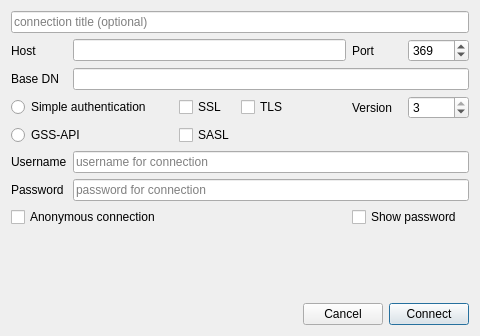
Above: editor/connectiondialog.ui from Shcherbich/QLdapEditor before the change. Below: the same form after it.
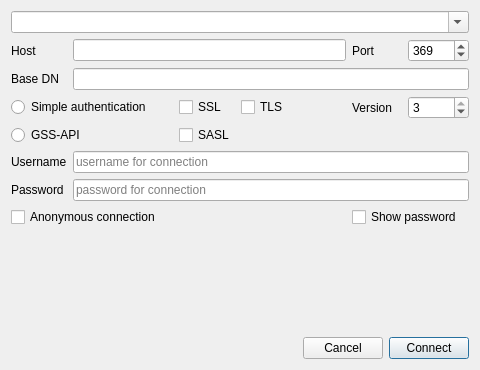
That is the form after the change.

Commit message: Add support of selecting connection from different settings #50

```diff
--- a/editor/connectiondialog.ui
+++ b/editor/connectiondialog.ui
@@ -10,7 +10,7 @@
     <x>0</x>
     <y>0</y>
     <width>480</width>
-    <height>336</height>
+    <height>370</height>
    </rect>
   </property>
   <property name="windowTitle">
@@ -20,15 +20,12 @@
    <item>
     <layout class="QGridLayout" name="gridLayout_2">
      <item row="0" column="1">
-      <widget class="QLineEdit" name="connectionNameEdit">
-       <property name="sizePolicy">
-        <sizepolicy hsizetype="MinimumExpanding" vsizetype="Fixed">
-         <horstretch>0</horstretch>
-         <verstretch>0</verstretch>
-        </sizepolicy>
+      <widget class="QComboBox" name="connectionsCombo">
+       <property name="enabled">
+        <bool>true</bool>
        </property>
-       <property name="placeholderText">
-        <string>connection title (optional)</string>
+       <property name="editable">
+        <bool>true</bool>
        </property>
       </widget>
      </item>
```
Left out of the diff: 1 changed line with no effect on the pictures. The commit also changes 7 other files.
